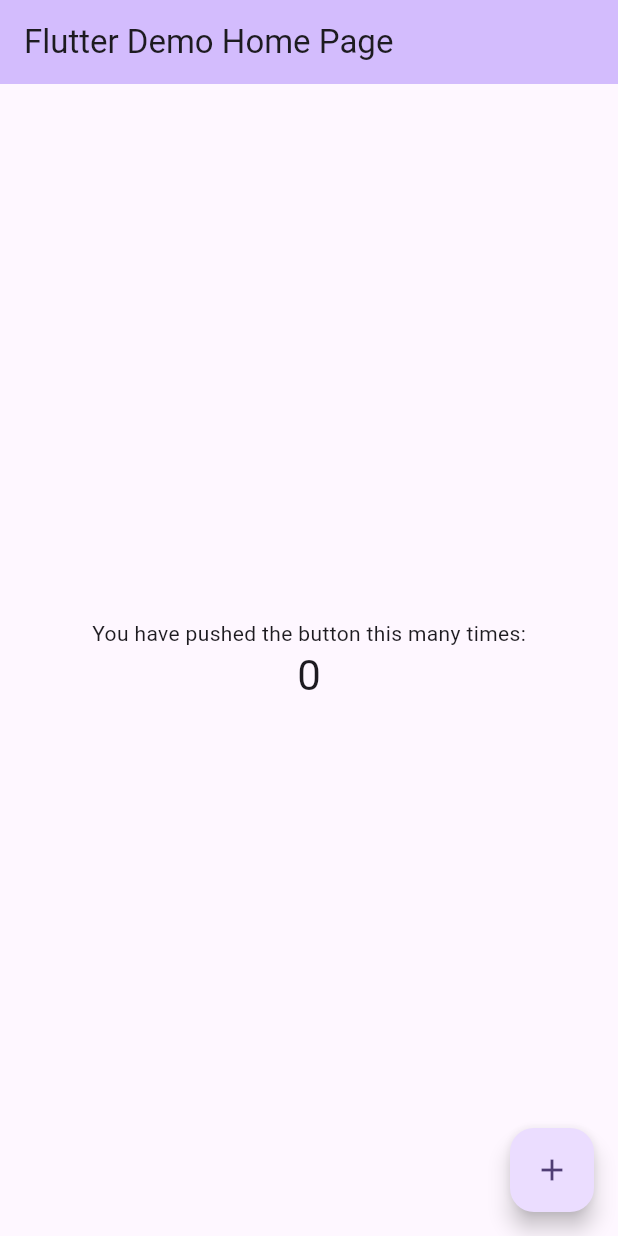
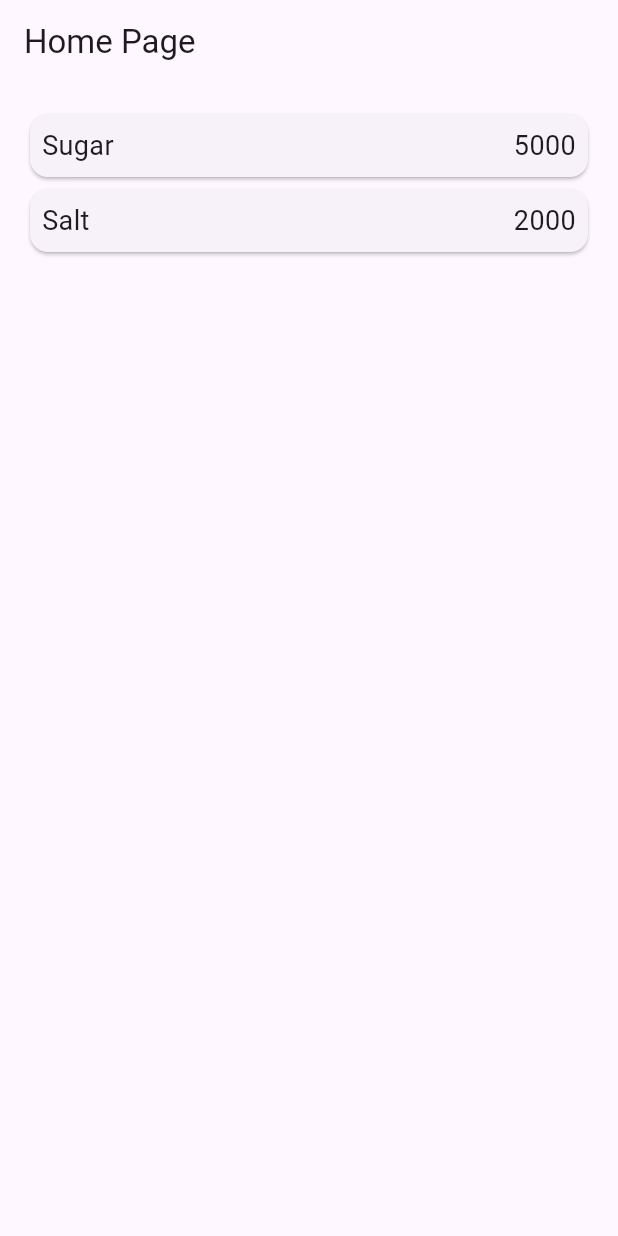
Before and after one commit to mochamadzacky/flutter-layout, a Flutter app: the screen it shows after launch, on a phone screen of 412 x 824 dp. Run offline on Flutter 3.47's test engine with Material 3 defaults, Android fonts, the phone set to English and light mode, and no system bars.

Commit message:
belanja prak 5

```diff
--- a/lib/main.dart
+++ b/lib/main.dart
@@ -1,122 +1,14 @@
 import 'package:flutter/material.dart';
+import 'pages/home_page.dart';
+import 'pages/item_page.dart';
 
 void main() {
-  runApp(const MyApp());
+  runApp(MaterialApp(
+    debugShowCheckedModeBanner: false,
+    initialRoute: '/',
+    routes: {
+      '/': (context) =>  HomePage(),
+      '/item': (context) => const ItemPage(),
+    },
+  ));
 }
-
-class MyApp extends StatelessWidget {
-  const MyApp({super.key});
-
-  // This widget is the root of your application.
-  @override
-  Widget build(BuildContext context) {
-    return MaterialApp(
-      title: 'Flutter Demo',
-      theme: ThemeData(
-        // This is the theme of your application.
-        //
-        // TRY THIS: Try running your application with "flutter run". You'll see
-        // the application has a purple toolbar. Then, without quitting the app,
-        // try changing the seedColor in the colorScheme below to Colors.green
-        // and then invoke "hot reload" (save your changes or press the "hot
-        // reload" button in a Flutter-supported IDE, or press "r" if you used
-        // the command line to start the app).
-        //
-        // Notice that the counter didn't reset back to zero; the application
-        // state is not lost during the reload. To reset the state, use hot
-        // restart instead.
-        //
-        // This works for code too, not just values: Most code changes can be
-        // tested with just a hot reload.
-        colorScheme: ColorScheme.fromSeed(seedColor: Colors.deepPurple),
-      ),
-      home: const MyHomePage(title: 'Flutter Demo Home Page'),
-    );
-  }
-}
-
-class MyHomePage extends StatefulWidget {
-  const MyHomePage({super.key, required this.title});
-
-  // This widget is the home page of your application. It is stateful, meaning
-  // that it has a State object (defined below) that contains fields that affect
-  // how it looks.
-
-  // This class is the configuration for the state. It holds the values (in this
-  // case the title) provided by the parent (in this case the App widget) and
-  // used by the build method of the State. Fields in a Widget subclass are
-  // always marked "final".
-
-  final String title;
-
-  @override
-  State<MyHomePage> createState() => _MyHomePageState();
-}
-
-class _MyHomePageState extends State<MyHomePage> {
-  int _counter = 0;
-
-  void _incrementCounter() {
-    setState(() {
-      // This call to setState tells the Flutter framework that something has
-      // changed in this State, which causes it to rerun the build method below
-      // so that the display can reflect the updated values. If we changed
-      // _counter without calling setState(), then the build method would not be
-      // called again, and so nothing would appear to happen.
-      _counter++;
-    });
-  }
-
-  @override
-  Widget build(BuildContext context) {
-    // This method is rerun every time setState is called, for instance as done
-    // by the _incrementCounter method above.
-    //
-    // The Flutter framework has been optimized to make rerunning build methods
-    // fast, so that you can just rebuild anything that needs updating rather
-    // than having to individually change instances of widgets.
-    return Scaffold(
-      appBar: AppBar(
-        // TRY THIS: Try changing the color here to a specific color (to
-        // Colors.amber, perhaps?) and trigger a hot reload to see the AppBar
-        // change color while the other colors stay the same.
-        backgroundColor: Theme.of(context).colorScheme.inversePrimary,
-        // Here we take the value from the MyHomePage object that was created by
-        // the App.build method, and use it to set our appbar title.
-        title: Text(widget.title),
-      ),
-      body: Center(
-        // Center is a layout widget. It takes a single child and positions it
-        // in the middle of the parent.
-        child: Column(
-          // Column is also a layout widget. It takes a list of children and
-          // arranges them vertically. By default, it sizes itself to fit its
-          // children horizontally, and tries to be as tall as its parent.
-          //
-          // Column has various properties to control how it sizes itself and
-          // how it positions its children. Here we use mainAxisAlignment to
-          // center the children vertically; the main axis here is the vertical
-          // axis because Columns are vertical (the cross axis would be
-          // horizontal).
-          //
-          // TRY THIS: Invoke "debug painting" (choose the "Toggle Debug Paint"
-          // action in the IDE, or press "p" in the console), to see the
-          // wireframe for each widget.
-          mainAxisAlignment: MainAxisAlignment.center,
-          children: <Widget>[
-            const Text('You have pushed the button this many times:'),
-            Text(
-              '$_counter',
-              style: Theme.of(context).textTheme.headlineMedium,
-            ),
-          ],
-        ),
-      ),
-      floatingActionButton: FloatingActionButton(
-        onPressed: _incrementCounter,
-        tooltip: 'Increment',
-        child: const Icon(Icons.add),
-      ), // This trailing comma makes auto-formatting nicer for build methods.
-    );
-  }
-}
--- /dev/null
+++ b/lib/models/item.dart
@@ -0,0 +1,6 @@
+class Item {
+  String name;
+  int price;
+
+  Item({required this.name, required this.price});
+}
--- /dev/null
+++ b/lib/pages/home_page.dart
@@ -0,0 +1,62 @@
+import 'package:flutter/material.dart';
+import '../models/item.dart';
+
+class HomePage extends StatelessWidget {
+  final List<Item> items = [
+    Item(name: 'Sugar', price: 5000),
+    Item(name: 'Salt', price: 2000),
+  ];
+
+  HomePage({super.key});
+
+  @override
+  Widget build(BuildContext context) {
+    return Scaffold(
+      appBar: AppBar(
+        title: const Text('Home Page'),
+      ),
+      body: Container(
+        margin: const EdgeInsets.all(8),
+        child: ListView.builder(
+          padding: const EdgeInsets.all(8),
+          itemCount: items.length,
+          itemBuilder: (context, index) {
+            final item = items[index];
+            return InkWell(
+              onTap: () {
+
+                Navigator.pushNamed(
+                  context,
+                  '/item',
+                  arguments: item,
+                );
+              },
+              child: Card(
+                child: Container(
+                  margin: const EdgeInsets.all(8),
+                  child: Row(
+                    children: [
+                      Expanded(
+                        child: Text(
+                          item.name,
+                          style: const TextStyle(fontSize: 18),
+                        ),
+                      ),
+                      Expanded(
+                        child: Text(
+                          item.price.toString(),
+                          textAlign: TextAlign.end,
+                          style: const TextStyle(fontSize: 18),
+                        ),
+                      ),
+                    ],
+                  ),
+                ),
+              ),
+            );
+          },
+        ),
+      ),
+    );
+  }
+}
--- /dev/null
+++ b/lib/pages/item_page.dart
@@ -0,0 +1,22 @@
+import 'package:flutter/material.dart';
+
+class ItemPage extends StatelessWidget {
+  const ItemPage({super.key});
+
+  @override
+  Widget build(BuildContext context) {
+    return Scaffold(
+      appBar: AppBar(
+        title: const Text('Item Page'),
+      ),
+      body: Center(
+        child: ElevatedButton(
+          child: const Text('Kembali ke Home'),
+          onPressed: () {
+            Navigator.pop(context);
+          },
+        ),
+      ),
+    );
+  }
+}
```
Also changed, not shown: flutter_application_3/image-14.png (added), flutter_application_3/image-15.png (added), flutter_application_3/image-16.png (added), flutter_application_3/image-17.png (added), flutter_application_3/image-18.png (added), flutter_application_3/image-19.png (added), flutter_application_3/image-20.png (added), flutter_application_3/image-21.png (added), flutter_application_3/image-22.png (added), flutter_application_3/image-23.png (added), 1 other file.
